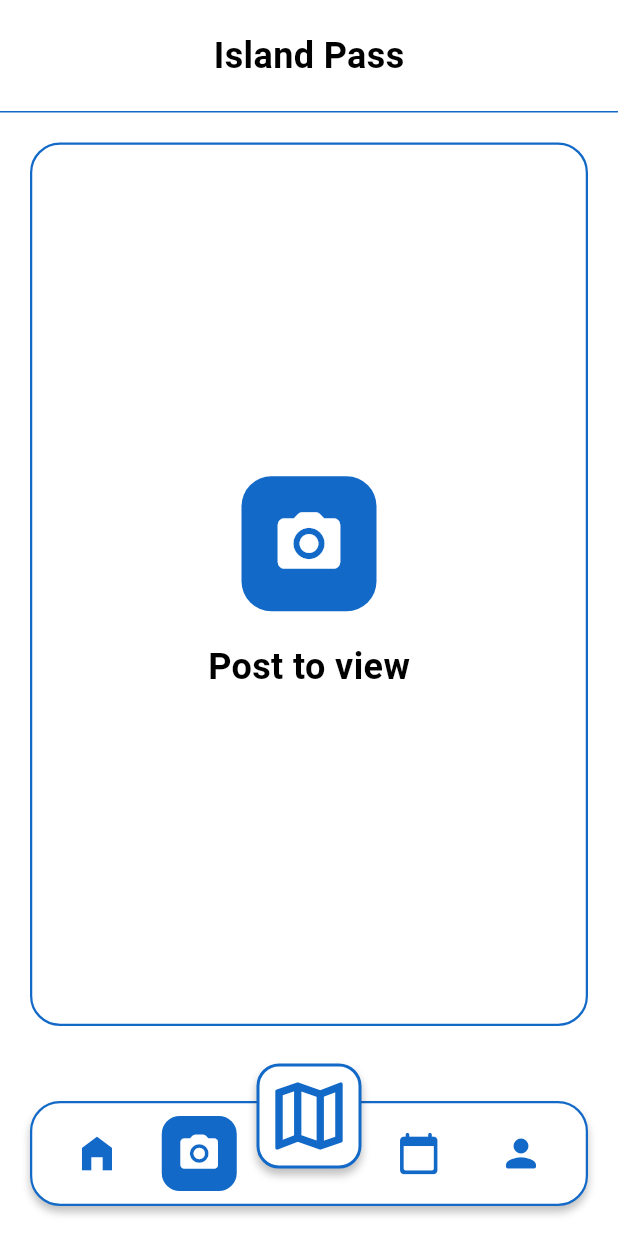
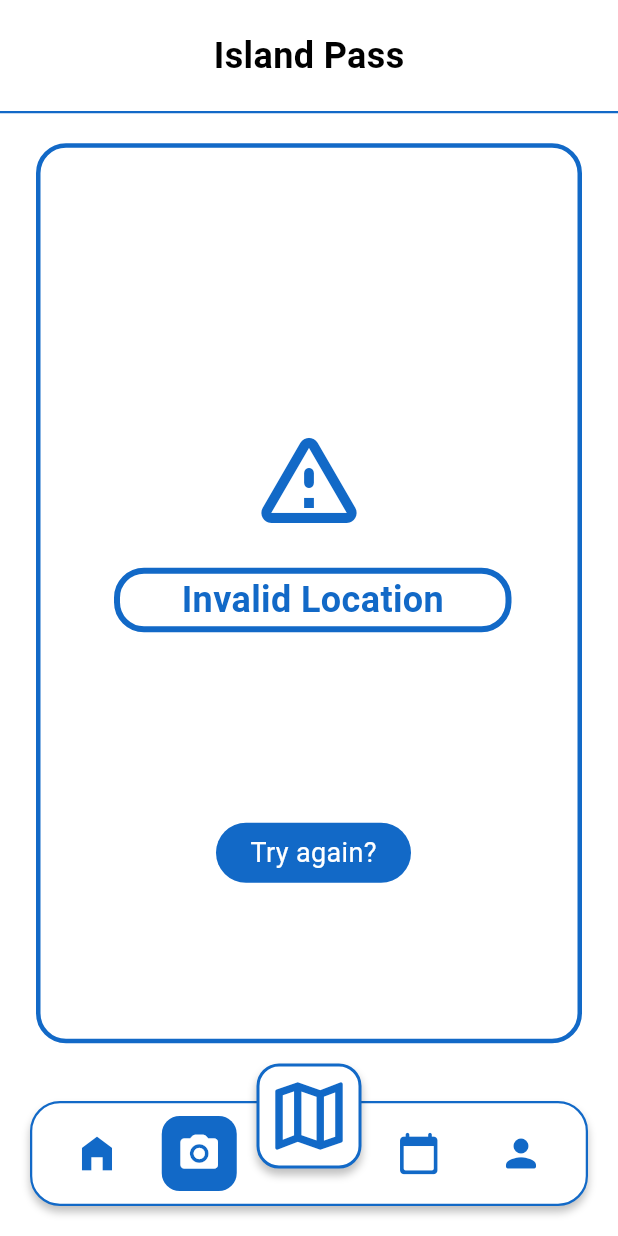
Before and after one commit to ntua-el21914/CyclaGo, a Flutter app: the MainScaffold screen opened directly, on a phone screen of 412 x 824 dp. Run offline on Flutter 3.47's test engine with Material 3 defaults, Android fonts, the phone set to English and light mode, and no system bars; our stand-ins replace camera, cloud_firestore, firebase_auth, firebase_core, flutter_map, flutter_svg and 3 more; accounts and stored records are empty; Roboto replaces fonts that are missing (Hammersmith One).

Commit message:
GPS_Implementation

```diff
--- a/lib/features/camera/island_pass_screen.dart
+++ b/lib/features/camera/island_pass_screen.dart
@@ -1,3 +1,4 @@
+import 'dart:io';
 import 'package:flutter/material.dart';
 import 'package:google_fonts/google_fonts.dart';
 import 'package:cloud_firestore/cloud_firestore.dart';
@@ -6,7 +7,10 @@ import 'package:cyclago/features/social/group_chat_screen.dart';
 import 'package:cyclago/core/global_data.dart';
 
 class IslandPassScreen extends StatefulWidget {
-  const IslandPassScreen({super.key});
+  // Receive location status from MainScaffold
+  final bool isLocationValid;
+
+  const IslandPassScreen({super.key, required this.isLocationValid});
 
   @override
   State<IslandPassScreen> createState() => _IslandPassScreenState();
@@ -17,20 +21,155 @@ class _IslandPassScreenState extends State<IslandPassScreen> {
   Widget build(BuildContext context) {
     const Color primaryBlue = Color(0xFF1269C7);
 
-    // THE GATE: Check if user has posted at least once locally
+    // 1. INVALID LOCATION (Your exact design)
+    if (!widget.isLocationValid) {
+      return _buildInvalidLocationScreen(primaryBlue);
+    }
+
+    // 2. VALID LOCATION (Feed + Chat)
+    return _buildValidIslandPass(primaryBlue);
+  }
+
+  // --- ❌ INVALID LOCATION SCREEN (Fixed Width/Height) ---
+  Widget _buildInvalidLocationScreen(Color primaryBlue) {
+    return Scaffold(
+      backgroundColor: Colors.white,
+      body: SafeArea(
+        child: Column(
+          children: [
+            // Header
+            Container(
+              width: double.infinity,
+              padding: const EdgeInsets.symmetric(vertical: 20),
+              decoration: BoxDecoration(
+                color: Colors.white,
+                border: Border(bottom: BorderSide(width: 1.5, color: primaryBlue)),
+              ),
+              child: Center(
+                child: Text(
+                  'Island Pass',
+                  style: GoogleFonts.hammersmithOne(
+                    color: Colors.black, fontSize: 24, fontWeight: FontWeight.bold,
+                  ),
+                ),
+              ),
+            ),
+
+            // Error Content
+            Expanded(
+              // SingleChildScrollView prevents error on small screens if height 600 is too big
+              child: SingleChildScrollView(
+                child: Center(
+                  child: Padding(
+                    padding: const EdgeInsets.symmetric(vertical: 20.0),
+                    child: Container(
+                      width: 364, // Fixed Width from your code
+                      height: 600, // Fixed Height from your code
+                      clipBehavior: Clip.antiAlias,
+                      decoration: ShapeDecoration(
+                        color: Colors.white,
+                        shape: RoundedRectangleBorder(
+                          side: BorderSide(width: 3, color: primaryBlue),
+                          borderRadius: BorderRadius.circular(20),
+                        ),
+                      ),
+                      child: Stack(
+                        children: [
+                          // 1. Icon (Centered horizontally)
+                          Positioned(
+                            left: 0,
+                            right: 0,
+                            top: 180,
+                            child: Icon(Icons.warning_amber_rounded, size: 80, color: primaryBlue),
+                          ),
+
+                          // 2. "Invalid Location" Box
+                          Positioned(
+                            left: 49,
+                            top: 280,
+                            child: Container(
+                              width: 265,
+                              height: 43,
+                              decoration: ShapeDecoration(
+                                shape: RoundedRectangleBorder(
+                                  side: BorderSide(width: 4, color: primaryBlue),
+                                  borderRadius: BorderRadius.circular(20),
+                                ),
+                              ),
+                              child: Center(
+                                child: Text(
+                                  'Invalid Location',
+                                  style: GoogleFonts.hammersmithOne(
+                                    color: primaryBlue,
+                                    fontSize: 24,
+                                    fontWeight: FontWeight.bold,
+                                  ),
+                                ),
+                              ),
+                            ),
+                          ),
+
+                          // 3. "Try again?" Button (Clickable)
+                          Positioned(
+                            left: 117, // Centered roughly (364 - 130) / 2
+                            top: 450,
+                            child: GestureDetector(
+                              // Since the check happens on MainScaffold, this might need a callback
+                              // For now, it's visual, or you can use Navigator to reload MainScaffold
+                              onTap: () {
+                                // Optional: Trigger reload logic here
+                                print("Retry clicked");
+                              },
+                              child: Container(
+                                width: 130,
+                                height: 40,
+                                decoration: ShapeDecoration(
+                                  color: primaryBlue,
+                                  shape: RoundedRectangleBorder(
+                                    borderRadius: BorderRadius.circular(20),
+                                  ),
+                                ),
+                                child: Center(
+                                  child: Text(
+                                    'Try again?',
+                                    style: GoogleFonts.hammersmithOne(
+                                      color: Colors.white,
+                                      fontSize: 18,
+                                    ),
+                                  ),
+                                ),
+                              ),
+                            ),
+                          ),
+                        ],
+                      ),
+                    ),
+                  ),
+                ),
+              ),
+            ),
+          ],
+        ),
+      ),
+    );
+  }
+
+  // --- ✅ VALID SCREEN (FEED + CHAT) ---
+  Widget _buildValidIslandPass(Color primaryBlue) {
     bool hasPosted = GlobalFeedData.posts.isNotEmpty;
+    // Dynamic Padding
+    final double bottomPadding = MediaQuery.of(context).padding.bottom + 100;
 
     return Scaffold(
       backgroundColor: Colors.white,
-
       body: SafeArea(
         child: Column(
           children: [
-            // --- HEADER ---
+            // Header
             Container(
               width: double.infinity,
               padding: const EdgeInsets.symmetric(vertical: 20),
-              decoration: const BoxDecoration(
+              decoration: BoxDecoration(
                 color: Colors.white,
                 border: Border(bottom: BorderSide(width: 1, color: primaryBlue)),
               ),
@@ -44,7 +183,7 @@ class _IslandPassScreenState extends State<IslandPassScreen> {
               ),
             ),
 
-            // --- CONTENT ---
+            // Content
             Expanded(
               child: Padding(
                 padding: const EdgeInsets.symmetric(horizontal: 20.0),
@@ -52,7 +191,7 @@ class _IslandPassScreenState extends State<IslandPassScreen> {
                   children: [
                     const SizedBox(height: 20),
 
-                    // --- GROUP CHAT BUTTON (Only if Unlocked) ---
+                    // --- GROUP CHAT BUTTON ---
                     if (hasPosted) ...[
                       GestureDetector(
                         onTap: () {
@@ -71,16 +210,12 @@ class _IslandPassScreenState extends State<IslandPassScreen> {
                             borderRadius: BorderRadius.circular(30),
                             border: Border.all(color: primaryBlue, width: 1.5),
                             boxShadow: [
-                              BoxShadow(
-                                color: Colors.grey.withOpacity(0.1),
-                                blurRadius: 5, offset: const Offset(0, 3),
-                              ),
+                              BoxShadow(color: Colors.grey.withOpacity(0.1), blurRadius: 5, offset: const Offset(0, 3)),
                             ],
                           ),
                           child: Row(
                             children: [
                               const SizedBox(width: 10),
-                              // Naxos Icon (Using a stable placeholder to avoid crashes)
                               Container(
                                 width: 40,
                                 height: 40,
@@ -102,7 +237,7 @@ class _IslandPassScreenState extends State<IslandPassScreen> {
                               const Spacer(),
                               const Padding(
                                 padding: EdgeInsets.only(right: 20.0),
-                                child: Icon(Icons.arrow_forward_ios, size: 16, color: primaryBlue),
+                                child: Icon(Icons.arrow_forward_ios, size: 16, color: Color(0xFF1269C7)),
                               ),
                             ],
                           ),
@@ -114,7 +249,7 @@ class _IslandPassScreenState extends State<IslandPassScreen> {
                     // --- FEED AREA ---
                     Expanded(
                       child: hasPosted
-                        ? _buildRealSocialFeed(primaryBlue)
+                        ? _buildRealSocialFeed(primaryBlue, bottomPadding)
                         : _buildEmptyState(context, primaryBlue),
                     ),
                   ],
@@ -168,8 +303,8 @@ class _IslandPassScreenState extends State<IslandPassScreen> {
     );
   }
 
-  // --- UNLOCKED STATE (New Design) ---
-  Widget _buildRealSocialFeed(Color primaryBlue) {
+  // --- UNLOCKED FEED ---
+  Widget _buildRealSocialFeed(Color primaryBlue, double bottomPadding) {
     return StreamBuilder<QuerySnapshot>(
       stream: FirebaseFirestore.instance
           .collection('posts')
@@ -187,13 +322,12 @@ class _IslandPassScreenState extends State<IslandPassScreen> {
         }
 
         return GridView.builder(
-          // PADDING FIX: 120 ensures the last item is visible above the Nav Bar
-          padding: const EdgeInsets.only(bottom: 120, top: 10),
+          padding: EdgeInsets.only(bottom: bottomPadding, top: 10),
           gridDelegate: const SliverGridDelegateWithFixedCrossAxisCount(
             crossAxisCount: 2,
             crossAxisSpacing: 10,
             mainAxisSpacing: 10,
-            childAspectRatio: 0.8, // Standard ratio for photo cards
+            childAspectRatio: 0.8,
           ),
           itemCount: docs.length,
           itemBuilder: (context, index) {
@@ -204,7 +338,7 @@ class _IslandPassScreenState extends State<IslandPassScreen> {
             return Container(
               decoration: BoxDecoration(
                 borderRadius: BorderRadius.circular(15),
-                color: Colors.black, // Dark background to hide loading gaps
+                color: Colors.black,
                 boxShadow: [
                   BoxShadow(color: Colors.black.withOpacity(0.1), blurRadius: 5)
                 ],
@@ -214,7 +348,6 @@ class _IslandPassScreenState extends State<IslandPassScreen> {
                 child: Stack(
                   fit: StackFit.expand,
                   children: [
-                    // 1. IMAGE
                     Image.network(
                       imageUrl,
                       fit: BoxFit.cover,
@@ -222,26 +355,19 @@ class _IslandPassScreenState extends State<IslandPassScreen> {
                          return Container(color: Colors.grey[200], child: const Icon(Icons.broken_image, color: Colors.grey));
                       },
                     ),
-
-                    // 2. GRADIENT OVERLAY (For readability)
                     Positioned(
                       bottom: 0, left: 0, right: 0,
                       child: Container(
                         height: 60,
                         decoration: BoxDecoration(
                           gradient: LinearGradient(
-                            colors: [
-                              Colors.black.withOpacity(0.8),
-                              Colors.transparent
-                            ],
+                            colors: [Colors.black.withOpacity(0.8), Colors.transparent],
                             begin: Alignment.bottomCenter,
                             end: Alignment.topCenter,
                           ),
                         ),
                       ),
                     ),
-
-                    // 3. USERNAME (White text on gradient)
                     Positioned(
                       bottom: 12, left: 12,
                       child: Text(
@@ -250,9 +376,6 @@ class _IslandPassScreenState extends State<IslandPassScreen> {
                           color: Colors.white,
                           fontSize: 14,
                           fontWeight: FontWeight.bold,
-                          shadows: [
-                            const Shadow(offset: Offset(0, 1), blurRadius: 2, color: Colors.black),
-                          ],
                         ),
                       ),
                     ),
--- a/lib/main.dart
+++ b/lib/main.dart
@@ -1,35 +1,24 @@
 import 'package:flutter/material.dart';
 import 'package:firebase_core/firebase_core.dart';
-// Ensure these imports match your folder structure exactly
+import 'package:geolocator/geolocator.dart'; // <--- Import Geolocator
 import 'features/home/home_screen.dart';
 import 'features/auth/login_screen.dart';
 import 'features/camera/island_pass_screen.dart';
 import 'package:cyclago/features/map/map_screen.dart';
 import 'features/calendar/calendar_screen.dart';
 import 'features/profile/profile_screen.dart';
-
-//Firebase-Database
 import 'firebase_options.dart';
-
 
 void main() async {
   WidgetsFlutterBinding.ensureInitialized();
-
   try {
-    // Attempt to connect to Firebase
     await Firebase.initializeApp(
       options: DefaultFirebaseOptions.currentPlatform,
     );
-
-    // If we get here, it worked!
     print("FIREBASE CONNECTED SUCCESSFULLY");
-
   } catch (e) {
-    // If it fails, print the error
-    print("❌❌❌ FIREBASE CONNECTION FAILED ❌❌❌");
     print("Error details: $e");
   }
-
   runApp(const CyclaGoApp());
 }
 
@@ -46,17 +35,11 @@ class CyclaGoApp extends StatelessWidget {
         useMaterial3: true,
         scaffoldBackgroundColor: Colors.white,
       ),
-      // -------------------------------------------------------
-      // CHANGE THIS LINE TO TEST DIFFERENT SCREENS:
-      // Use 'const LoginScreen()' to start from Login
-      // Use 'const MainScaffold()' to start straight at the Dashboard
-      // -------------------------------------------------------
       home: const LoginScreen(),
     );
   }
 }
 
-// --- THE MAIN HUB (With the Custom Floating Nav Bar) ---
 class MainScaffold extends StatefulWidget {
   final int initialIndex;
   const MainScaffold({super.key, this.initialIndex = 0});
@@ -66,21 +49,68 @@ class MainScaffold extends StatefulWidget {
 }
 
 class _MainScaffoldState extends State<MainScaffold> {
-  late int _selectedIndex = 0;
-  bool _isNavBarVisible = true; // 1. New variable to control visibility
+  late int _selectedIndex;
+  bool _isNavBarVisible = true;
+
+  // --- LOCATION STATE ---
+  bool _isLocationValid = false;
+  bool _isLoadingLocation = true;
+
+  // Naxos Coordinates
+  final double naxosLat = 37.1032;
+  final double naxosLng = 25.3764;
+  final double allowedRadiusInMeters = 50000; // 50km
 
   @override
-    void initState() {
-      super.initState();
-      // Initialize with the requested index
-      _selectedIndex = widget.initialIndex;
+  void initState() {
+    super.initState();
+    _selectedIndex = widget.initialIndex;
+    _checkLocationOnLogin(); // <--- Check immediately
+  }
+
+  Future<void> _checkLocationOnLogin() async {
+    try {
+      LocationPermission permission = await Geolocator.checkPermission();
+      if (permission == LocationPermission.denied) {
+        permission = await Geolocator.requestPermission();
+        if (permission == LocationPermission.denied) {
+          setState(() => _isLoadingLocation = false);
+          return;
+        }
+      }
+
+      if (permission == LocationPermission.deniedForever) {
+        setState(() => _isLoadingLocation = false);
+        return;
+      }
+
+      Position position = await Geolocator.getCurrentPosition(
+        desiredAccuracy: LocationAccuracy.high,
+      );
+
+      double distanceInMeters = Geolocator.distanceBetween(
+        position.latitude,
+        position.longitude,
+        naxosLat,
+        naxosLng,
+      );
+
+      if (mounted) {
+        setState(() {
+          _isLocationValid = distanceInMeters <= allowedRadiusInMeters;
+          _isLoadingLocation = false;
+        });
+      }
+    } catch (e) {
+      print("Location Error: $e");
+      if (mounted) setState(() => _isLoadingLocation = false);
     }
+  }
 
   void _onItemTapped(int index) {
     setState(() => _selectedIndex = index);
   }
 
-  // 2. Function to toggle the bar (we will pass this to MapScreen)
   void _toggleNavBar(bool isVisible) {
     if (_isNavBarVisible != isVisible) {
       setState(() => _isNavBarVisible = isVisible);
@@ -89,28 +119,30 @@ class _MainScaffoldState extends State<MainScaffold> {
 
   @override
   Widget build(BuildContext context) {
-    // 3. Pass the toggle function to MapScreen
     final List<Widget> screens = [
-      const HomeScreen(), // Index 0
-      const IslandPassScreen(), // Index 1
-      MapScreen(onToggleNavBar: _toggleNavBar), // Index 2: Updated Constructor!
-      const CalendarScreen(), // Index 3
-      const ProfileScreen(), // Index 4
+      const HomeScreen(),
+      // PASS THE LOCATION STATUS HERE
+      IslandPassScreen(isLocationValid: _isLocationValid),
+      MapScreen(onToggleNavBar: _toggleNavBar),
+      const CalendarScreen(),
+      const ProfileScreen(),
     ];
 
     return Scaffold(
       backgroundColor: const Color(0xFFF6F9FC),
       extendBody: true,
-      // 4. Wrap NavBar in AnimatedContainer or Visibility
       bottomNavigationBar: _isNavBarVisible
           ? CustomNavBar(selectedIndex: _selectedIndex, onTap: _onItemTapped)
-          : null, // If false, the bar disappears completely
-      body: screens[_selectedIndex],
+          : null,
+      // If still loading GPS, show spinner, otherwise show screen
+      body: _isLoadingLocation
+          ? const Center(child: CircularProgressIndicator())
+          : screens[_selectedIndex],
     );
   }
 }
 
-// --- YOUR CUSTOM NAV BAR WIDGET ---
+// ... (Your CustomNavBar class remains exactly the same as you provided)
 class CustomNavBar extends StatelessWidget {
   final int selectedIndex;
   final Function(int) onTap;
@@ -132,7 +164,6 @@ class CustomNavBar extends StatelessWidget {
         clipBehavior: Clip.none,
         alignment: Alignment.bottomCenter,
         children: [
-          // A. The White Pill Container
           Container(
             height: 70,
             margin: const EdgeInsets.only(left: 20, right: 20, bottom: 20),
@@ -153,14 +184,12 @@ class CustomNavBar extends StatelessWidget {
               children: [
                 _NavBarItem(icon: Icons.home_filled, index: 0, selectedIndex: selectedIndex, onTap: onTap),
                 _NavBarItem(icon: Icons.camera_alt_rounded, index: 1, selectedIndex: selectedIndex, onTap: onTap),
-                const SizedBox(width: 60), // Space for Map Button
+                const SizedBox(width: 60),
                 _NavBarItem(icon: Icons.calendar_today_rounded, index: 3, selectedIndex: selectedIndex, onTap: onTap),
                 _NavBarItem(icon: Icons.person_rounded, index: 4, selectedIndex: selectedIndex, onTap: onTap),
               ],
             ),
           ),
-
-          // B. The Floating Map Button
           Positioned(
             bottom: 45,
             child: GestureDetector(
--- a/pubspec.yaml
+++ b/pubspec.yaml
@@ -41,7 +41,7 @@ dependencies:
   path: ^1.9.0
 
   # 2. Subsystem: Location & Maps (No API key required with flutter_map)
-  geolocator: ^10.1.0
+  geolocator: ^14.0.2
   flutter_map: ^8.2.2      # Easier than Google Maps for assignments
   latlong2: ^0.9.1
 
```
Also changed, not shown: lib/features/camera/photo_posting_screen.dart (+10 -12 lines), pubspec.lock, 2 other files.
